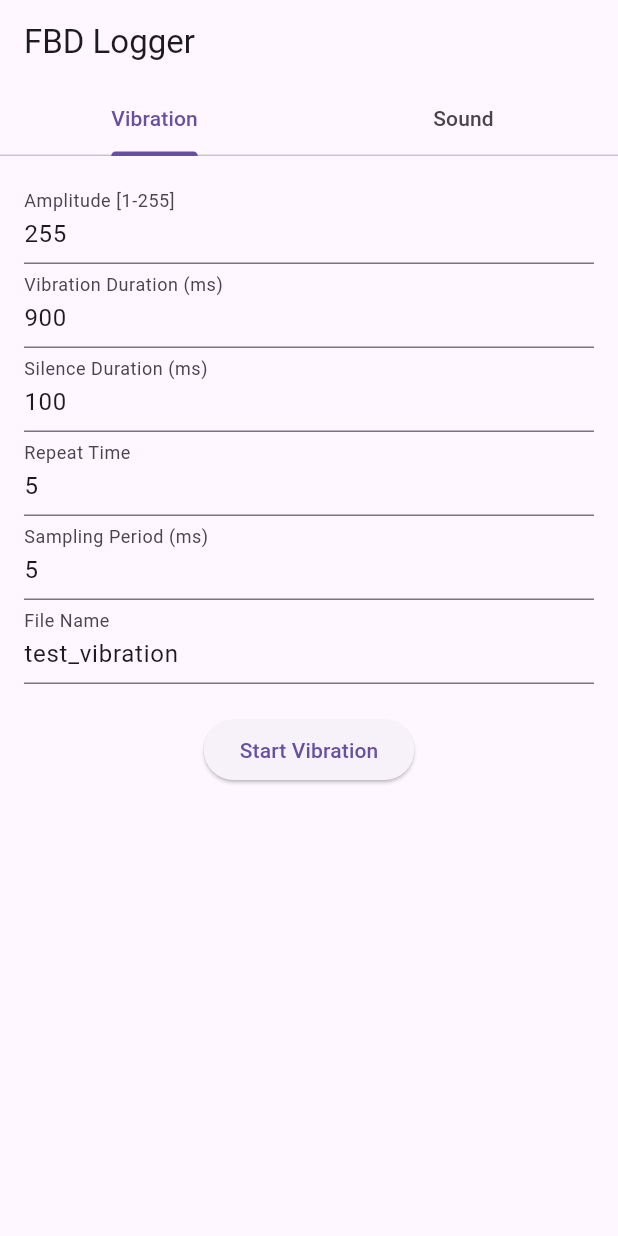
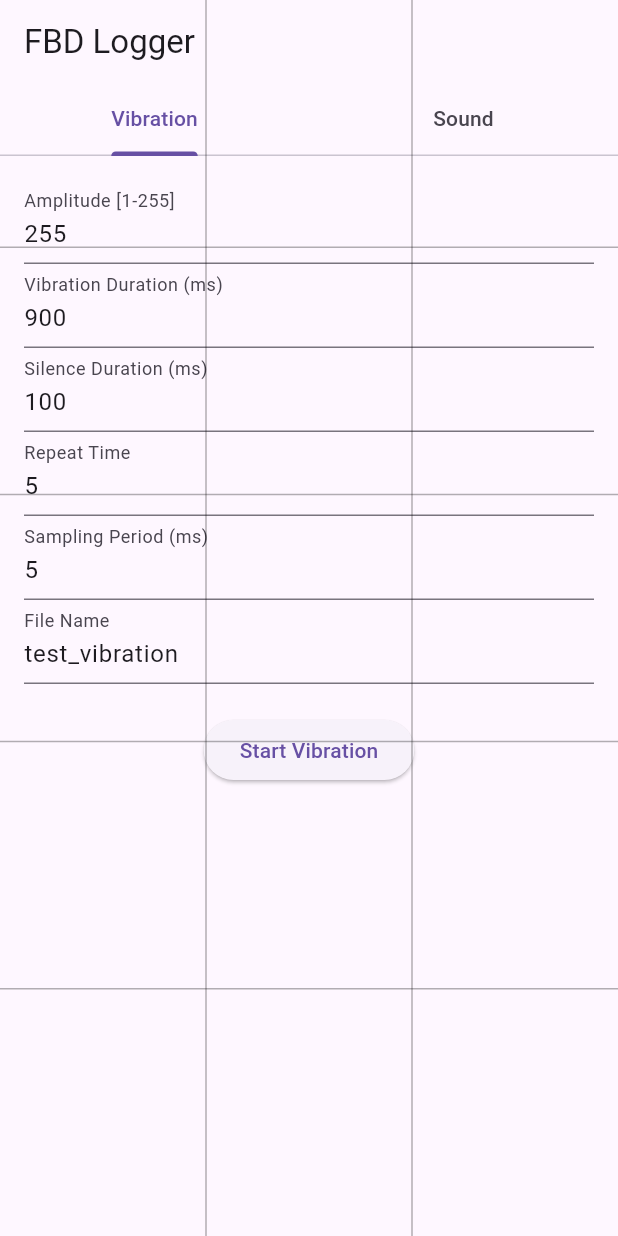
Before and after one commit to OgisoSetsuna1/super_acc_logger, a Flutter app: the screen it shows after launch, on a phone screen of 412 x 824 dp. Run offline on Flutter 3.47's test engine with Material 3 defaults, Android fonts, the phone set to English and light mode, and no system bars; our stand-ins replace permission_handler, sensors_plus, vibration; missing offline and left inert: flutter_sound.

Commit message:
add grid for position experiment

```diff
--- /dev/null
+++ b/lib/grid.dart
@@ -0,0 +1,38 @@
+import 'package:flutter/material.dart';
+
+class CustomGridLines extends StatelessWidget {
+  @override
+  Widget build(BuildContext context) {
+    return CustomPaint(
+      painter: GridPainter(),
+    );
+  }
+}
+
+class GridPainter extends CustomPainter {
+  @override
+  void paint(Canvas canvas, Size size) {
+    final Paint linePaint = Paint()
+      ..color = Colors.black.withOpacity(0.3)
+      ..style = PaintingStyle.stroke
+      ..strokeWidth = 1.0;
+
+    final double cellWidth = size.width / 3;
+    final double cellHeight = size.height / 5;
+
+    for (int i = 1; i < 3; i++) {
+      canvas.drawLine(Offset(cellWidth * i, 0),
+          Offset(cellWidth * i, size.height), linePaint);
+    }
+
+    for (int i = 1; i < 5; i++) {
+      canvas.drawLine(Offset(0, cellHeight * i),
+          Offset(size.width, cellHeight * i), linePaint);
+    }
+  }
+
+  @override
+  bool shouldRepaint(covariant CustomPainter oldDelegate) {
+    return false;
+  }
+}
--- a/lib/main.dart
+++ b/lib/main.dart
@@ -4,6 +4,7 @@ import 'sensor_service.dart';
 import 'microphone_service.dart';
 import 'package:permission_handler/permission_handler.dart';
 import 'audio_service.dart';
+import 'grid.dart';
 
 void main() async {
   runApp(MyApp());
@@ -14,8 +15,10 @@ class MyApp extends StatelessWidget {
   Widget build(BuildContext context) {
     return MaterialApp(
       home: DefaultTabController(
-        length: 2, // Number of tabs
-        child: Scaffold(
+        length: 2,
+        child: Stack(
+          children: <Widget>[
+            Scaffold(
               appBar: AppBar(
                 title: const Text('FBD Logger'),
                 bottom: const TabBar(
@@ -27,10 +30,18 @@ class MyApp extends StatelessWidget {
               ),
               body: TabBarView(
                 children: [
-              HomeScreen(), // Content of the HomeScreen tab
-              SecondScreen(), // Content of the SecondScreen tab
+                  HomeScreen(),
+                  SecondScreen(),
                 ],
               ),
+            ),
+            IgnorePointer(
+                child: Container(
+              width: double.infinity,
+              height: double.infinity,
+              child: CustomGridLines(),
+            )),
+          ],
         ),
       ),
     );
```
Lines whose indentation alone changed are shown as unchanged.
